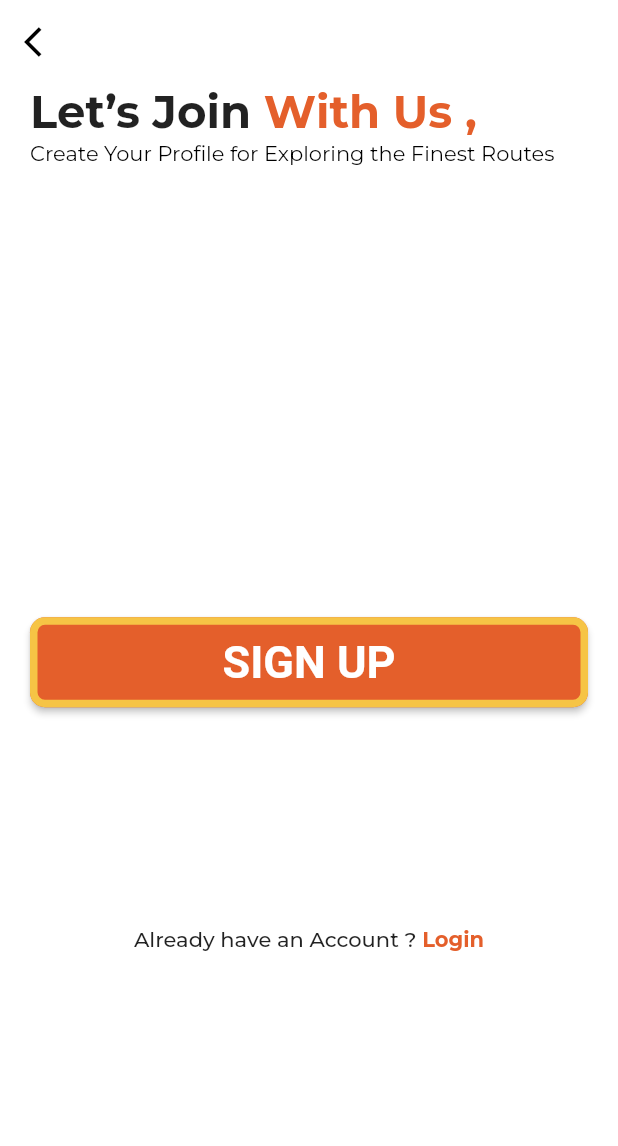
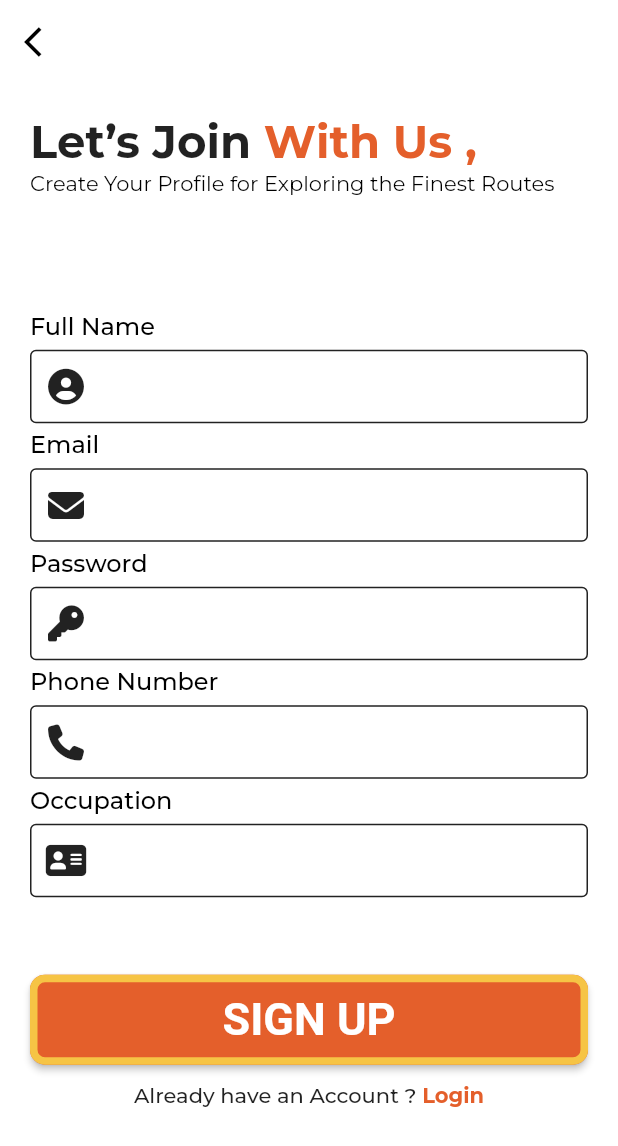
Before and after one commit to DavidTimoteus/route_wise, a Flutter app: the SignUp screen opened directly, on a phone screen of 412 x 824 dp. Shown: the top 1146 px of the screen. Run offline on Flutter 3.47's test engine with Material 2 defaults, Android fonts, the light colour scheme and no system bars; our stand-ins replace font_awesome_flutter, google_fonts; project files that could hold a hidden picture were left out.

Commit message:
SingUp 100%

```diff
--- a/lib/pages/SignUp.dart
+++ b/lib/pages/SignUp.dart
@@ -1,4 +1,5 @@
 import 'package:flutter/material.dart';
+import 'package:font_awesome_flutter/font_awesome_flutter.dart';
 import 'package:google_fonts/google_fonts.dart';
 import 'package:route_wise/pages/Login.dart';
 
@@ -33,13 +34,14 @@ class _SignUp extends State<SignUp> {
           child: Column(
             children: <Widget>[
               Container(
-                padding: EdgeInsets.symmetric(horizontal: 20),
-                height: MediaQuery.of(context).size.height - 100,
+                padding: const EdgeInsets.symmetric(horizontal: 20),
+                height: MediaQuery.of(context).size.height - 130,
                 width: double.infinity,
                 child: Column(
                   mainAxisAlignment: MainAxisAlignment.spaceBetween,
                   children: <Widget>[
                     Container(
+                      padding: EdgeInsets.only(top: 20),
                       alignment: Alignment.topLeft,
                       child: RichText(
                         text: TextSpan(
@@ -57,7 +59,7 @@ class _SignUp extends State<SignUp> {
                               style: GoogleFonts.montserrat(
                                 fontWeight: FontWeight.bold,
                                 fontSize: 30,
-                                color: Color.fromRGBO(228, 95, 43, 1),
+                                color: const Color.fromRGBO(228, 95, 43, 1),
                               ),
                             ),
                             TextSpan(
@@ -73,11 +75,35 @@ class _SignUp extends State<SignUp> {
                       ),
                     ),
                     Container(
-                      padding:
-                          EdgeInsets.symmetric(horizontal: 20, vertical: 5),
+                      padding: const EdgeInsets.symmetric(
+                          horizontal: 20, vertical: 5),
                       decoration: BoxDecoration(
                           color: Colors.white,
                           borderRadius: BorderRadius.circular(29)),
+                    ),
+                    Padding(
+                      padding: const EdgeInsets.symmetric(
+                          horizontal: 0, vertical: 40),
+                      child: Column(
+                        children: [
+                          inputFile(
+                              label: 'Full Name',
+                              icon: FontAwesomeIcons.solidCircleUser),
+                          inputFile(
+                              label: 'Email',
+                              icon: FontAwesomeIcons.solidEnvelope),
+                          inputFile(
+                              label: 'Password',
+                              obscureText: true,
+                              icon: FontAwesomeIcons.key),
+                          inputFile(
+                              label: 'Phone Number',
+                              icon: FontAwesomeIcons.phone),
+                          inputFile(
+                              label: 'Occupation',
+                              icon: FontAwesomeIcons.solidAddressCard)
+                        ],
+                      ),
                     ),
                     Container(
                       child: MaterialButton(
@@ -120,7 +146,7 @@ class _SignUp extends State<SignUp> {
                         )
                       ],
                     ),
-                    Padding(padding: EdgeInsets.only(bottom: 0))
+                    const Padding(padding: EdgeInsets.only(bottom: 0))
                   ],
                 ),
               ),
@@ -129,3 +155,38 @@ class _SignUp extends State<SignUp> {
         ));
   }
 }
+
+Widget inputFile(
+    {required label, obscureText = false, required IconData icon}) {
+  return Column(
+    crossAxisAlignment: CrossAxisAlignment.start,
+    children: <Widget>[
+      const SizedBox(
+        height: 5,
+      ),
+      Text(
+        label,
+        style: GoogleFonts.montserrat(
+            fontSize: 16, fontWeight: FontWeight.w500, color: Colors.black),
+      ),
+      const SizedBox(
+        height: 5,
+      ),
+      TextField(
+        obscureText: obscureText,
+        decoration: InputDecoration(
+            prefixIcon: Icon(
+              icon,
+              color: Colors.black87,
+            ),
+            contentPadding:
+                const EdgeInsets.symmetric(horizontal: 10, vertical: 15),
+            enabledBorder: const OutlineInputBorder(
+              borderSide: BorderSide(color: Colors.black87),
+            ),
+            border: const OutlineInputBorder(
+                borderSide: BorderSide(color: Colors.black87))),
+      ),
+    ],
+  );
+}
```
